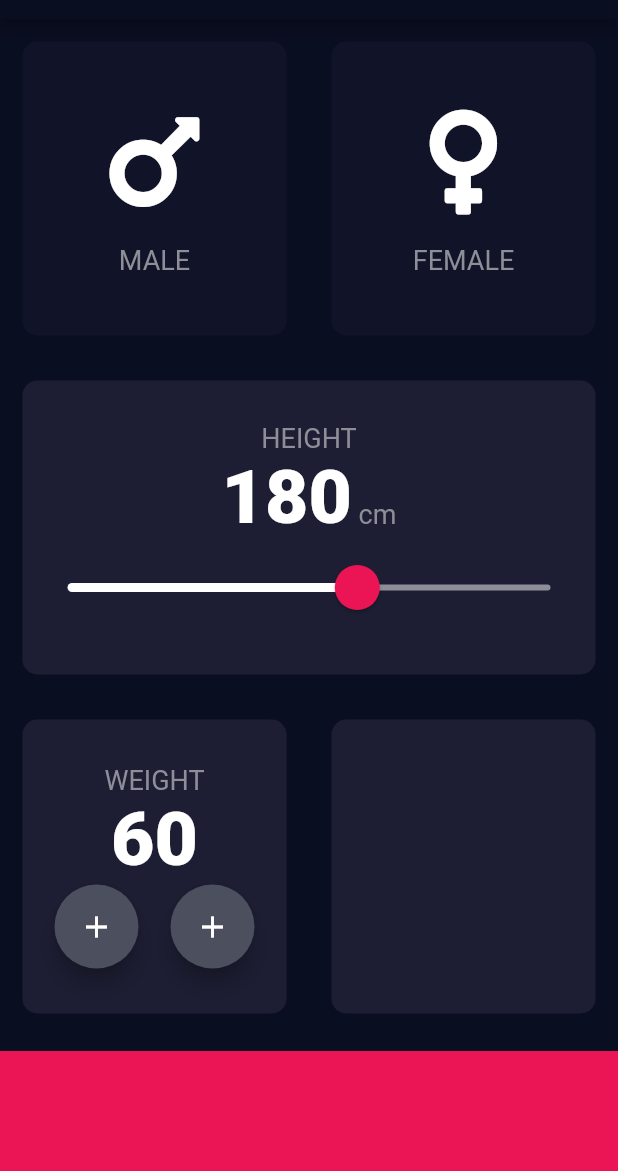
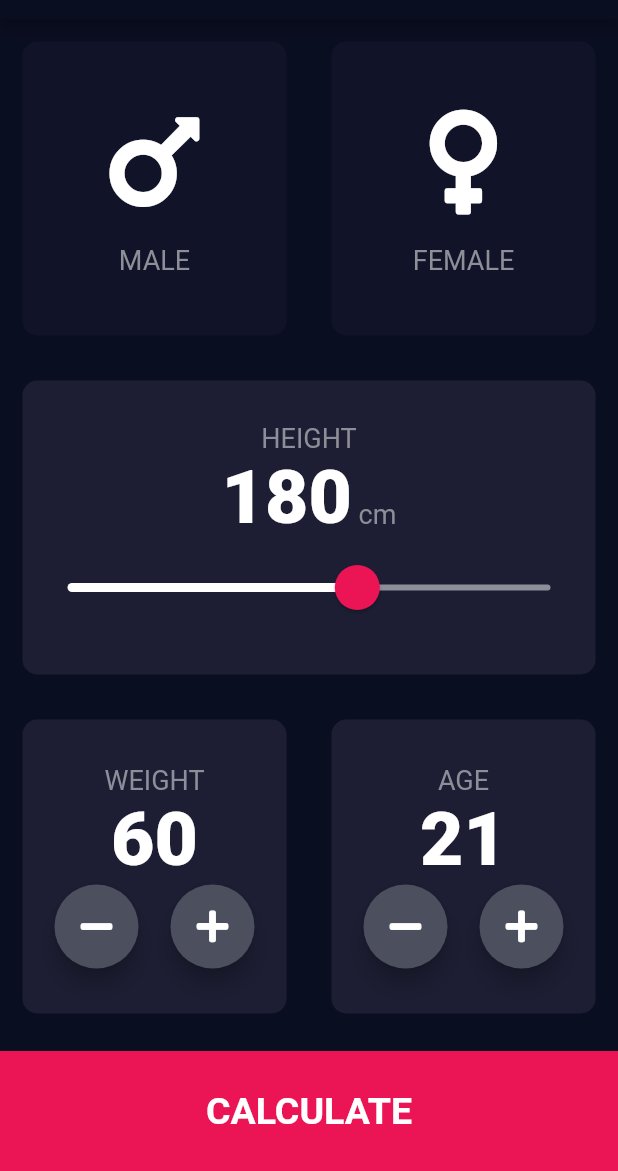
Before and after one commit to Harivind/BMI-App, a Flutter app: the screen it shows after launch, on a phone screen of 412 x 824 dp, the part 65-1236 px from its top. Run offline on Flutter 3.47's test engine with Material 2 defaults, Android fonts, the phone set to English and light mode, and no system bars; our stand-ins replace font_awesome_flutter.

Commit message:
final changes

```diff
--- /dev/null
+++ b/lib/calculatorBrain.dart
@@ -0,0 +1,38 @@
+import 'dart:math';
+
+class CalculatorBrain {
+  final int height;
+  final int weight;
+
+  double _bmi;
+
+  CalculatorBrain(
+    this.height,
+    this.weight,
+  );
+
+  String calculateBMI() {
+    _bmi = weight / pow(height / 100, 2);
+    return _bmi.toStringAsFixed(1);
+  }
+
+  String getResult() {
+    if (_bmi >= 25) {
+      return 'Overweight';
+    } else if (_bmi > 18.5) {
+      return 'Normal';
+    } else {
+      return 'Underweight';
+    }
+  }
+
+  String getInterpretation() {
+    if (_bmi >= 25) {
+      return 'You have a higher than normal body weight. Try to exercise more.';
+    } else if (_bmi >= 18.5) {
+      return 'You have a normal body weight. Good job!';
+    } else {
+      return 'You have a lower than normal body weight. You can eat a bit more.';
+    }
+  }
+}
--- /dev/null
+++ b/lib/components/bottomButton.dart
@@ -0,0 +1,30 @@
+import 'package:flutter/material.dart';
+import '../constants.dart';
+
+class BottomButton extends StatelessWidget {
+  final Function onTap;
+  final String buttonTitle;
+
+  const BottomButton({this.onTap, this.buttonTitle});
+
+  @override
+  Widget build(BuildContext context) {
+    return GestureDetector(
+      child: Container(
+        alignment: Alignment.center,
+        color: kbottomContainerColour,
+        margin: EdgeInsets.only(top: 10),
+        width: double.infinity,
+        height: kbottomContainerHeight,
+        child: Text(
+          this.buttonTitle,
+          style: TextStyle(
+            fontWeight: FontWeight.bold,
+            fontSize: 25,
+          ),
+        ),
+      ),
+      onTap: this.onTap,
+    );
+  }
+}
--- a/lib/iconContent.dart
+++ b/lib/components/iconContent.dart
@@ -1,5 +1,5 @@
 import 'package:flutter/material.dart';
-import 'constants.dart';
+import '../constants.dart';
 
 class IconContent extends StatelessWidget {
   final IconData icon;
--- /dev/null
+++ b/lib/components/roundIconButton.dart
@@ -0,0 +1,22 @@
+import 'package:flutter/material.dart';
+
+class RoundIconButton extends StatelessWidget {
+  final IconData icon;
+  final Function onPressed;
+  const RoundIconButton({@required this.icon, @required this.onPressed});
+
+  @override
+  Widget build(BuildContext context) {
+    return RawMaterialButton(
+      child: Icon(icon),
+      elevation: 6.0,
+      constraints: BoxConstraints.tightFor(
+        width: 56.0,
+        height: 56.0,
+      ),
+      onPressed: this.onPressed,
+      fillColor: Color(0xFF4C4F5E),
+      shape: CircleBorder(),
+    );
+  }
+}
--- a/lib/main.dart
+++ b/lib/main.dart
@@ -1,5 +1,5 @@
 import 'package:flutter/material.dart';
-import 'inputPage.dart';
+import 'screens/inputPage.dart';
 void main() => runApp(BMICalculator());
 
 class BMICalculator extends StatelessWidget {
--- a/lib/inputPage.dart
+++ b/lib/screens/inputPage.dart
@@ -1,8 +1,13 @@
+import 'package:bmi_calculator/calculatorBrain.dart';
+import 'package:bmi_calculator/components/bottomButton.dart';
+import 'package:bmi_calculator/components/reusableCard.dart';
+import 'package:bmi_calculator/components/roundIconButton.dart';
+
+import '../constants.dart';
+import './resultsPage.dart';
 import 'package:flutter/material.dart';
 import 'package:font_awesome_flutter/font_awesome_flutter.dart';
-import 'iconContent.dart';
-import 'reusableCard.dart';
-import 'constants.dart';
+import '../components/iconContent.dart';
 
 enum Gender { male, female }
 
@@ -15,6 +20,7 @@ class _InputPageState extends State<InputPage> {
   Gender selectedGender;
   int height = 180;
   int weight = 60;
+  int age = 21;
 
   @override
   Widget build(BuildContext context) {
@@ -117,36 +123,86 @@ class _InputPageState extends State<InputPage> {
                         Row(
                           mainAxisAlignment: MainAxisAlignment.spaceEvenly,
                           children: [
-                            FloatingActionButton(
-                              onPressed: () {},
-                              child: Icon(
-                                Icons.add,
-                                color: Colors.white,
-                              ),
-                              backgroundColor: Color(0xFF4C4F5E),
+                            RoundIconButton(
+                              icon: FontAwesomeIcons.minus,
+                              onPressed: () {
+                                setState(() {
+                                  weight--;
+                                });
+                              },
                             ),
-                            FloatingActionButton(
-                              onPressed: () {},
-                              child: Icon(
-                                Icons.add,
-                                color: Colors.white,
-                              ),
-                              backgroundColor: Color(0xFF4C4F5E),
+                            RoundIconButton(
+                              icon: FontAwesomeIcons.plus,
+                              onPressed: () {
+                                setState(() {
+                                  weight++;
+                                });
+                              },
                             ),
                           ],
                         )
                       ],
                     ),
                   )),
-                  Expanded(child: ReusableCard(colour: kactiveCardColour))
+                  Expanded(
+                      child: ReusableCard(
+                    colour: kactiveCardColour,
+                    cardChild: Column(
+                      mainAxisAlignment: MainAxisAlignment.center,
+                      children: [
+                        Text('AGE', style: klabelTextStyle),
+                        Text(
+                          age.toString(),
+                          style: kNumberTextStyle,
+                        ),
+                        Row(
+                          mainAxisAlignment: MainAxisAlignment.spaceEvenly,
+                          children: [
+                            RoundIconButton(
+                              icon: FontAwesomeIcons.minus,
+                              onPressed: () {
+                                setState(() {
+                                  age--;
+                                });
+                              },
+                            ),
+                            RoundIconButton(
+                              icon: FontAwesomeIcons.plus,
+                              onPressed: () {
+                                setState(() {
+                                  age++;
+                                });
+                              },
+                            ),
+                          ],
+                        )
+                      ],
+                    ),
+                  )),
                 ],
               ),
             ),
-            Container(
-              color: kbottomContainerColour,
-              margin: EdgeInsets.only(top: 10),
-              width: double.infinity,
-              height: kbottomContainerHeight,
+            BottomButton(
+              buttonTitle: "CALCULATE",
+              onTap: () {
+                CalculatorBrain calc = CalculatorBrain(
+                  height,
+                  weight,
+                );
+
+                Navigator.push(
+                  context,
+                  MaterialPageRoute(
+                    builder: (context) {
+                      return ResultsPage(
+                        bmiResult: calc.calculateBMI(),
+                        resultString: calc.getResult(),
+                        interpretation: calc.getInterpretation(),
+                      );
+                    },
+                  ),
+                );
+              },
             )
           ],
         ));
```
Also changed, not shown: lib/constants.dart (+18 -0 lines), lib/screens/resultsPage.dart (added, +79 -0 lines), lib/components/reusableCard.dart (renamed from lib/reusableCard.dart).
